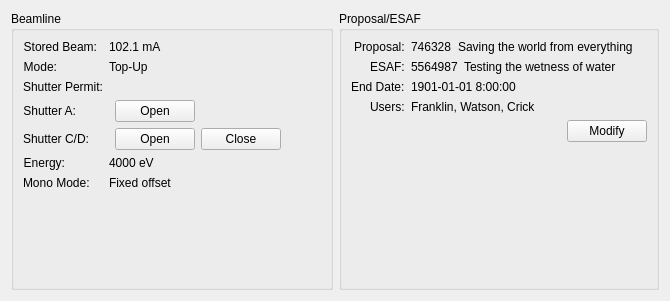
This is firefly/status.ui in spc-group/haven as Qt 5 draws it before an edit. The edited form follows.
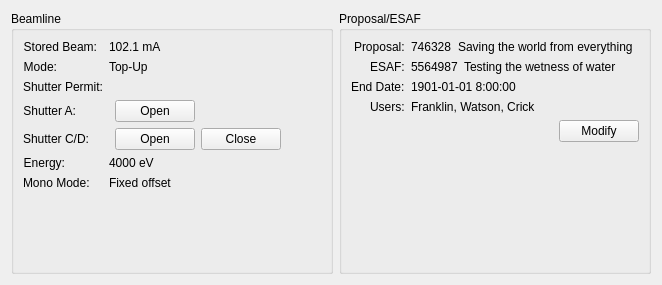
This is the edited form. Custom widgets are drawn as their Qt base class.

Commit message: Minor tweaks to UI layout and removed verbose print statements.

The edit to the form file:
```diff
--- a/firefly/status.ui
+++ b/firefly/status.ui
@@ -6,8 +6,8 @@
    <rect>
     <x>0</x>
     <y>0</y>
-    <width>670</width>
-    <height>301</height>
+    <width>662</width>
+    <height>285</height>
    </rect>
   </property>
   <property name="windowTitle">
```
The commit also changes 1 other file.
